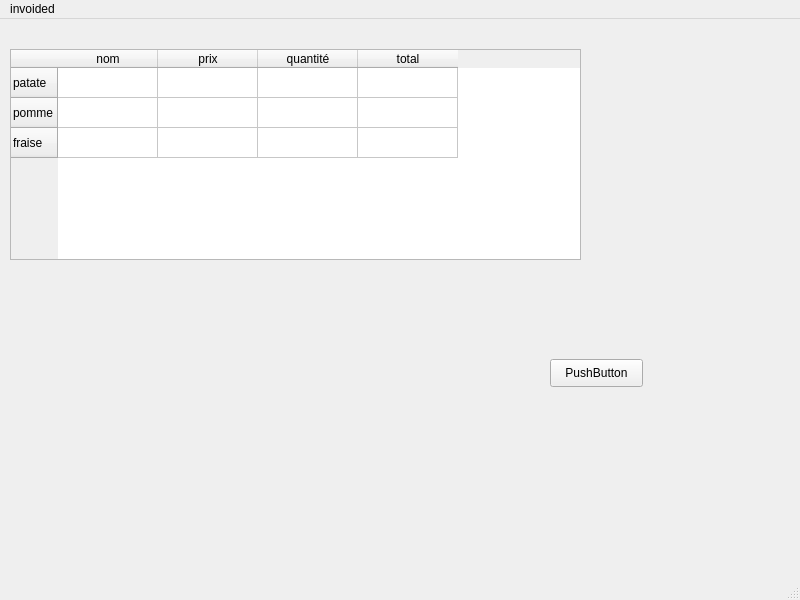
Old version of the form page1.ui in the repository ben272503/invoided.
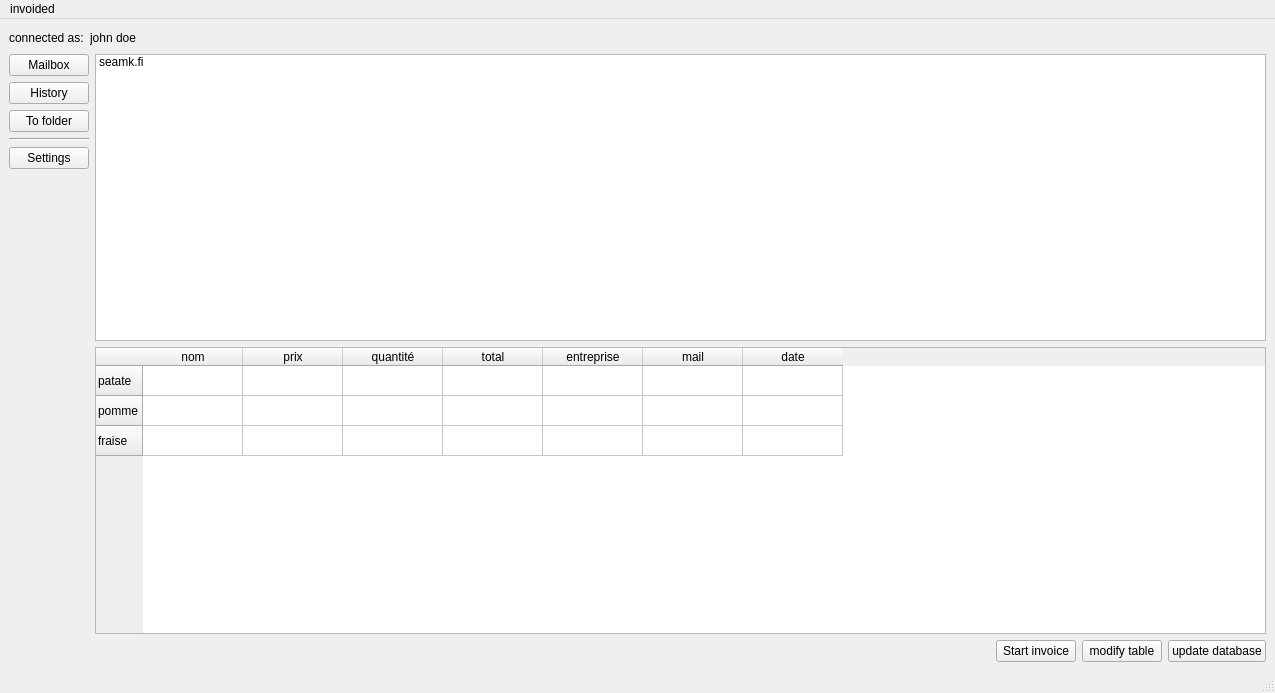
New version of the form.

```diff
--- a/page1.ui
+++ b/page1.ui
@@ -6,23 +6,118 @@
    <rect>
     <x>0</x>
     <y>0</y>
-    <width>800</width>
-    <height>600</height>
+    <width>1275</width>
+    <height>693</height>
    </rect>
   </property>
   <property name="windowTitle">
-   <string>MainWindow</string>
+   <string>Invoided</string>
+  </property>
+  <property name="styleSheet">
+   <string notr="true">font: 10pt &quot;MS Shell Dlg 2&quot;;</string>
   </property>
   <widget class="QWidget" name="centralwidget">
+   <layout class="QVBoxLayout" name="verticalLayout_4">
+    <item>
+     <layout class="QVBoxLayout" name="verticalLayout_2">
+      <item>
+       <layout class="QHBoxLayout" name="horizontalLayout">
+        <item>
+         <widget class="QLabel" name="label">
+          <property name="text">
+           <string>connected as:</string>
+          </property>
+         </widget>
+        </item>
+        <item>
+         <widget class="QLabel" name="label_2">
+          <property name="text">
+           <string>john doe</string>
+          </property>
+         </widget>
+        </item>
+        <item>
+         <spacer name="horizontalSpacer_2">
+          <property name="orientation">
+           <enum>Qt::Horizontal</enum>
+          </property>
+          <property name="sizeHint" stdset="0">
+           <size>
+            <width>40</width>
+            <height>20</height>
+           </size>
+          </property>
+         </spacer>
+        </item>
+       </layout>
+      </item>
+      <item>
+       <layout class="QHBoxLayout" name="horizontalLayout_6">
+        <item>
+         <layout class="QVBoxLayout" name="verticalLayout_3">
+          <item>
+           <widget class="QPushButton" name="pushButton_mailbox">
+            <property name="text">
+             <string>Mailbox</string>
+            </property>
+           </widget>
+          </item>
+          <item>
+           <widget class="QPushButton" name="pushButton_history">
+            <property name="text">
+             <string>History</string>
+            </property>
+           </widget>
+          </item>
+          <item>
+           <widget class="QPushButton" name="pushButton_folder">
+            <property name="text">
+             <string>To folder</string>
+            </property>
+           </widget>
+          </item>
+          <item>
+           <widget class="Line" name="line">
+            <property name="orientation">
+             <enum>Qt::Horizontal</enum>
+            </property>
+           </widget>
+          </item>
+          <item>
+           <widget class="QPushButton" name="pushButton_settings">
+            <property name="text">
+             <string>Settings</string>
+            </property>
+           </widget>
+          </item>
+          <item>
+           <spacer name="verticalSpacer">
+            <property name="orientation">
+             <enum>Qt::Vertical</enum>
+            </property>
+            <property name="sizeHint" stdset="0">
+             <size>
+              <width>20</width>
+              <height>40</height>
+             </size>
+            </property>
+           </spacer>
+          </item>
+         </layout>
+        </item>
+        <item>
+         <layout class="QVBoxLayout" name="verticalLayout">
+          <item>
+           <widget class="QListWidget" name="listWidget">
+            <item>
+             <property name="text">
+              <string>seamk.fi</string>
+             </property>
+            </item>
+           </widget>
+          </item>
+          <item>
    <widget class="QTableWidget" name="tableWidget">
-    <property name="geometry">
-     <rect>
-      <x>10</x>
-      <y>30</y>
-      <width>571</width>
-      <height>211</height>
-     </rect>
-    </property>
     <row>
      <property name="text">
       <string>patate</string>
@@ -58,33 +153,81 @@
       <string>total</string>
      </property>
     </column>
+            <column>
+             <property name="text">
+              <string>entreprise</string>
+             </property>
+            </column>
+            <column>
+             <property name="text">
+              <string>mail</string>
+             </property>
+            </column>
+            <column>
+             <property name="text">
+              <string>date</string>
+             </property>
+            </column>
     <item row="0" column="0">
      <property name="text">
       <string/>
      </property>
     </item>
    </widget>
+          </item>
+         </layout>
+        </item>
+       </layout>
+      </item>
+      <item>
+       <layout class="QHBoxLayout" name="horizontalLayout_2">
+        <item>
+         <spacer name="horizontalSpacer">
+          <property name="orientation">
+           <enum>Qt::Horizontal</enum>
+          </property>
+          <property name="sizeHint" stdset="0">
+           <size>
+            <width>40</width>
+            <height>20</height>
+           </size>
+          </property>
+         </spacer>
+        </item>
+        <item>
    <widget class="QPushButton" name="pushButton">
-    <property name="geometry">
-     <rect>
-      <x>550</x>
-      <y>340</y>
-      <width>93</width>
-      <height>28</height>
-     </rect>
-    </property>
+          <property name="text">
+           <string>Start invoice</string>
+          </property>
+         </widget>
+        </item>
+        <item>
+         <widget class="QPushButton" name="pushButton_modTable">
     <property name="text">
-     <string>PushButton</string>
-    </property>
-   </widget>
+           <string>modify table</string>
+          </property>
+         </widget>
+        </item>
+        <item>
+         <widget class="QPushButton" name="pushButtonUpdateDB">
+          <property name="text">
+           <string>update database</string>
+          </property>
+         </widget>
+        </item>
+       </layout>
+      </item>
+     </layout>
+    </item>
+   </layout>
   </widget>
   <widget class="QMenuBar" name="menubar">
    <property name="geometry">
     <rect>
      <x>0</x>
      <y>0</y>
-     <width>800</width>
-     <height>26</height>
+     <width>1275</width>
+     <height>27</height>
     </rect>
    </property>
    <widget class="QMenu" name="menuInvoided">
```
Lines whose indentation alone changed are shown as unchanged.
